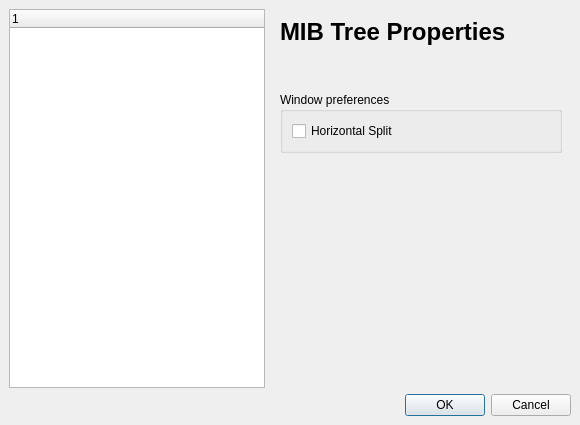
Old version of the form app/preferences.ui in the repository verrio/snmpb.
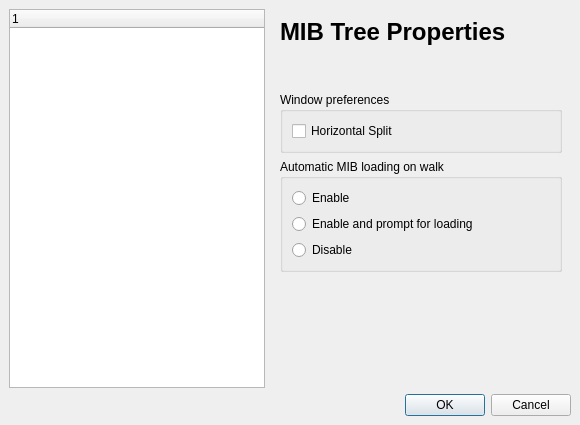
New version of the form. The open tabs and pages were chosen to show the change. Icons and pictures are not drawn.

Commit message: Added automatic MIB loading preference and message prompt; feature completed

Patch:
```diff
--- a/app/preferences.ui
+++ b/app/preferences.ui
@@ -100,6 +100,42 @@
         </widget>
        </item>
        <item row="3" column="0">
+        <widget class="QGroupBox" name="AutomaticLoading">
+         <property name="title">
+          <string>Automatic MIB loading on walk</string>
+         </property>
+         <layout class="QGridLayout">
+          <property name="margin">
+           <number>9</number>
+          </property>
+          <property name="spacing">
+           <number>6</number>
+          </property>
+          <item row="0" column="0">
+           <widget class="QRadioButton" name="MibLoadingEnable">
+            <property name="text">
+             <string>Enable</string>
+            </property>
+           </widget>
+          </item>
+          <item row="1" column="0">
+           <widget class="QRadioButton" name="MibLoadingEnablePrompt">
+            <property name="text">
+             <string>Enable and prompt for loading</string>
+            </property>
+           </widget>
+          </item>
+          <item row="2" column="0">
+           <widget class="QRadioButton" name="MibLoadingDisable">
+            <property name="text">
+             <string>Disable</string>
+            </property>
+           </widget>
+          </item>
+         </layout>
+        </widget>
+       </item>
+       <item row="4" column="0">
         <spacer>
          <property name="orientation">
           <enum>Qt::Vertical</enum>
```
The commit also changes 6 other files.
